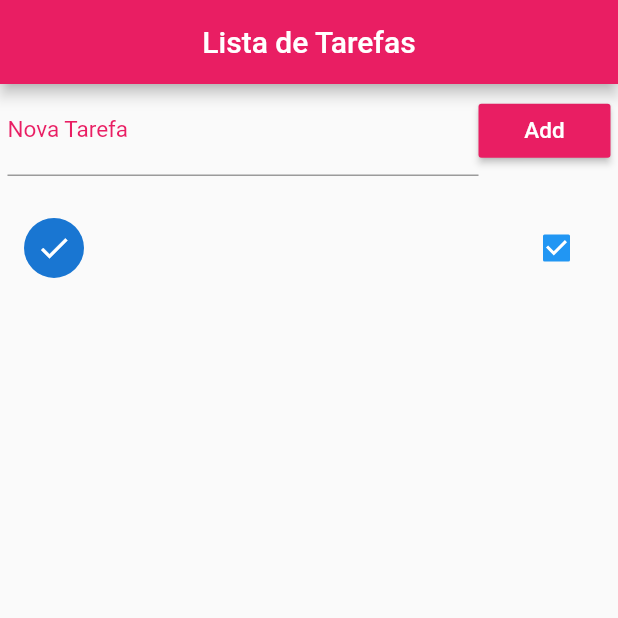
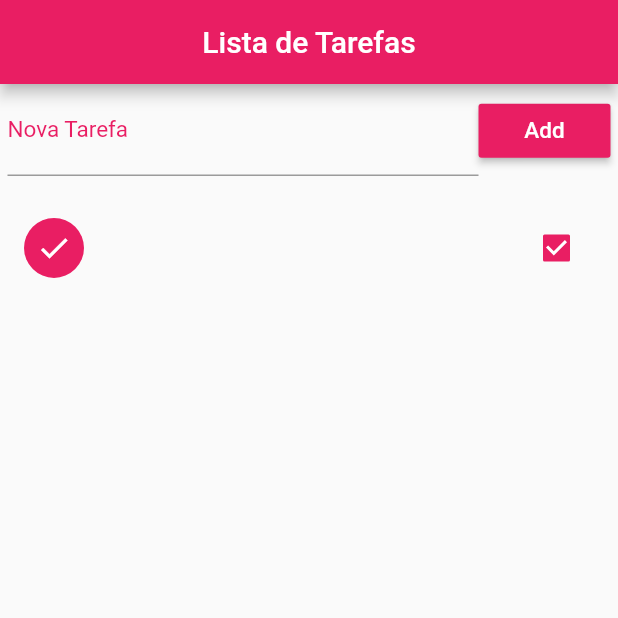
Before and after one commit to SharlonM/lista_de_tarefas, a Flutter app: the screen it shows after launch, after a tap on "Add", after a tap on the "error" icon, on a phone screen of 412 x 824 dp, the top half of it. Run offline on Flutter 3.47's test engine with Material 2 defaults, Android fonts, the phone set to English and light mode, and no system bars.

Commit message:
app 100%

```diff
--- a/lib/main.dart
+++ b/lib/main.dart
@@ -17,7 +17,20 @@ class Home extends StatefulWidget {
 
 class _HomeState extends State<Home> {
   List _lista = [];
+  Map<String, dynamic> _lastRemoved;
+  int _lastRemovedPos;
   final textoController = TextEditingController();
+
+  @override
+  void initState() {
+    super.initState();
+
+    _readData().then((data) {
+      setState(() {
+        _lista = json.decode(data);
+      });
+    });
+  }
 
   @override
   Widget build(BuildContext context) {
@@ -49,7 +62,7 @@ class _HomeState extends State<Home> {
           ],
         ),
         Expanded(
-          child: lista_exibicao(),
+          child: RefreshIndicator(child: lista_exibicao(), onRefresh: refrash),
         )
       ],
     );
@@ -59,21 +72,66 @@ class _HomeState extends State<Home> {
     return ListView.separated(
       itemCount: _lista.length,
       padding: EdgeInsets.only(top: 20),
-      itemBuilder: (context, index) {
+      itemBuilder: deslizarItem,
+      separatorBuilder: (BuildContext context, int index) => Divider(),
+    );
+  }
+
+  Dismissible deslizarItem(context, index) {
+    return Dismissible(
+      key: Key(DateTime.now().millisecondsSinceEpoch.toString()),
+      background: Container(
+        color: Colors.red,
+        child: Align(
+          alignment: Alignment(-0.8, 0),
+          child: Icon(Icons.delete_forever, color: Colors.white),
+        ),
+      ),
+      direction: DismissDirection.startToEnd,
+      child: listItemBuilder(context, index),
+      onDismissed: (direction) {
+        setState(() {
+          _lastRemoved = Map.from(_lista[index]);
+          _lastRemovedPos = index;
+          _lista.removeAt(index);
+          _saveData();
+
+          final snack = SnackBar(
+            content: Text("Tarefa \" ${_lastRemoved["title"]} \" removida !"),
+            action: SnackBarAction(
+                label: "Desfazer",
+                onPressed: () {
+                  setState(() {
+                    _lista.insert(_lastRemovedPos, _lastRemoved);
+                    _saveData();
+                  });
+                }),
+            duration: Duration(seconds: 2),
+          );
+
+          Scaffold.of(context).removeCurrentSnackBar();
+          Scaffold.of(context).showSnackBar(snack);
+        });
+      },
+    );
+  }
+
+  CheckboxListTile listItemBuilder(context, index) {
     return CheckboxListTile(
       title: Text(_lista[index]["title"]),
       value: _lista[index]["ok"],
+      activeColor: Colors.pink,
       secondary: CircleAvatar(
         child: Icon(_lista[index]["ok"] ? Icons.check : Icons.error),
+        backgroundColor: Colors.pink,
+        foregroundColor: Colors.white,
       ),
-          onChanged: (b){
+      onChanged: (b) {
         setState(() {
           _lista[index]["ok"] = b;
+          _saveData();
         });
       },
-        );
-      },
-      separatorBuilder: (BuildContext context, int index) => Divider(),
     );
   }
 
@@ -85,6 +143,7 @@ class _HomeState extends State<Home> {
       novaLista["ok"] = false;
       _lista.add(novaLista);
       textoController.clear();
+      _saveData();
     });
   }
 
@@ -133,4 +192,20 @@ class _HomeState extends State<Home> {
       return null;
     }
   }
+
+  Future<void> refrash() async {
+    await Future.delayed(Duration(seconds: 1));
+
+    setState(() {
+      _lista.sort((a, b) {
+        if (a["ok"] && !b["ok"])
+          return 1;
+        else if (!a["ok"] && b["ok"])
+          return -1;
+        else
+          return 0;
+      });
+      _saveData();
+    });
   }
+}
```
Lines whose indentation alone changed are shown as unchanged.
